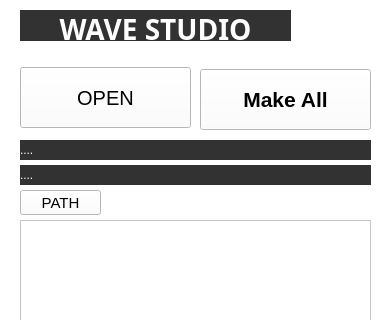
suni1015/ImageMaking, file 03_resource/ui_imageMaking.ui: the form before one commit; both pictures show x 0 to 389 and y 0 to 320 of the 389 by 693 pixel window.
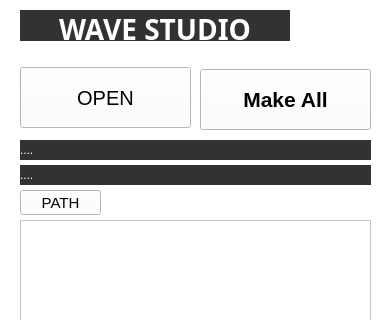
The form after the commit.

The edit to the form file:
```diff
--- a/03_resource/ui_imageMaking.ui
+++ b/03_resource/ui_imageMaking.ui
@@ -104,7 +104,7 @@
      <rect>
       <x>20</x>
       <y>10</y>
-      <width>271</width>
+      <width>270</width>
       <height>31</height>
      </rect>
     </property>
```
